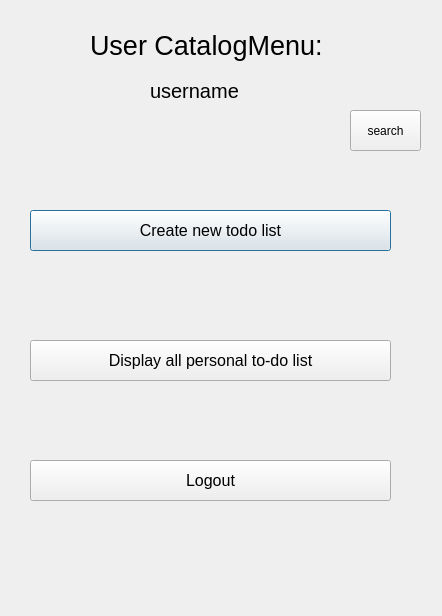
The window that secondmain.ui (kuku20/qttodolist) describes before a commit, drawn with Qt 5.
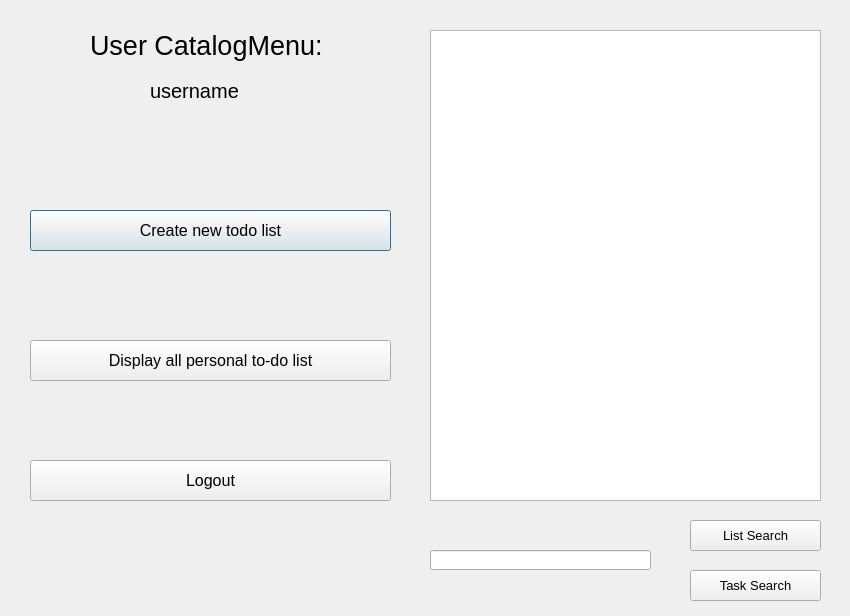
The same window after the commit.

Commit message:
search feature
search feature and function completed with gui display

What changed in the file:
```diff
--- a/secondmain.ui
+++ b/secondmain.ui
@@ -6,7 +6,7 @@
    <rect>
     <x>0</x>
     <y>0</y>
-    <width>442</width>
+    <width>850</width>
     <height>616</height>
    </rect>
   </property>
@@ -124,14 +124,62 @@
   <widget class="QPushButton" name="pushButton_6">
    <property name="geometry">
     <rect>
-     <x>350</x>
-     <y>110</y>
-     <width>71</width>
-     <height>41</height>
+     <x>690</x>
+     <y>520</y>
+     <width>131</width>
+     <height>31</height>
     </rect>
    </property>
+   <property name="font">
+    <font>
+     <pointsize>10</pointsize>
+    </font>
+   </property>
    <property name="text">
-    <string>search</string>
+    <string>List Search</string>
+   </property>
+  </widget>
+  <widget class="QTableView" name="searchView">
+   <property name="geometry">
+    <rect>
+     <x>430</x>
+     <y>30</y>
+     <width>391</width>
+     <height>471</height>
+    </rect>
+   </property>
+  </widget>
+  <widget class="QLineEdit" name="sLine">
+   <property name="geometry">
+    <rect>
+     <x>430</x>
+     <y>550</y>
+     <width>221</width>
+     <height>20</height>
+    </rect>
+   </property>
+   <property name="font">
+    <font>
+     <pointsize>10</pointsize>
+    </font>
+   </property>
+  </widget>
+  <widget class="QPushButton" name="searchBUT_2">
+   <property name="geometry">
+    <rect>
+     <x>690</x>
+     <y>570</y>
+     <width>131</width>
+     <height>31</height>
+    </rect>
+   </property>
+   <property name="font">
+    <font>
+     <pointsize>10</pointsize>
+    </font>
+   </property>
+   <property name="text">
+    <string>Task Search</string>
    </property>
   </widget>
  </widget>
```
Left out of the diff: 2 changed lines with no effect on the pictures. The commit also changes 4 other files.
